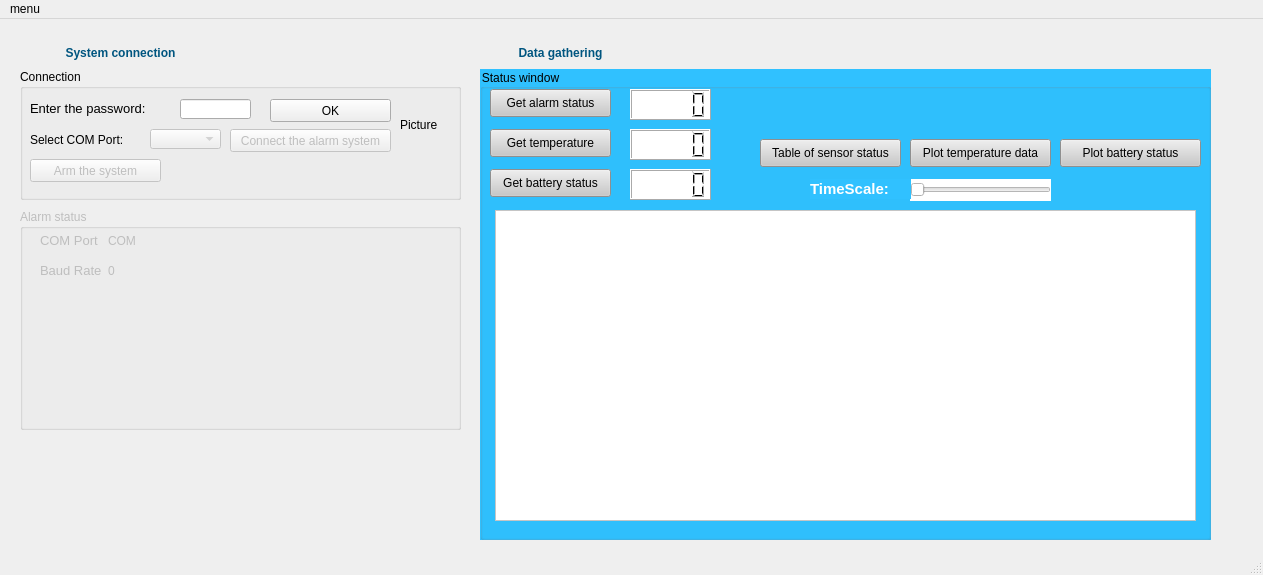
Qt form alarm_system/mainwindow.ui (tamasstummer/alarm_system_Qt) before a commit.
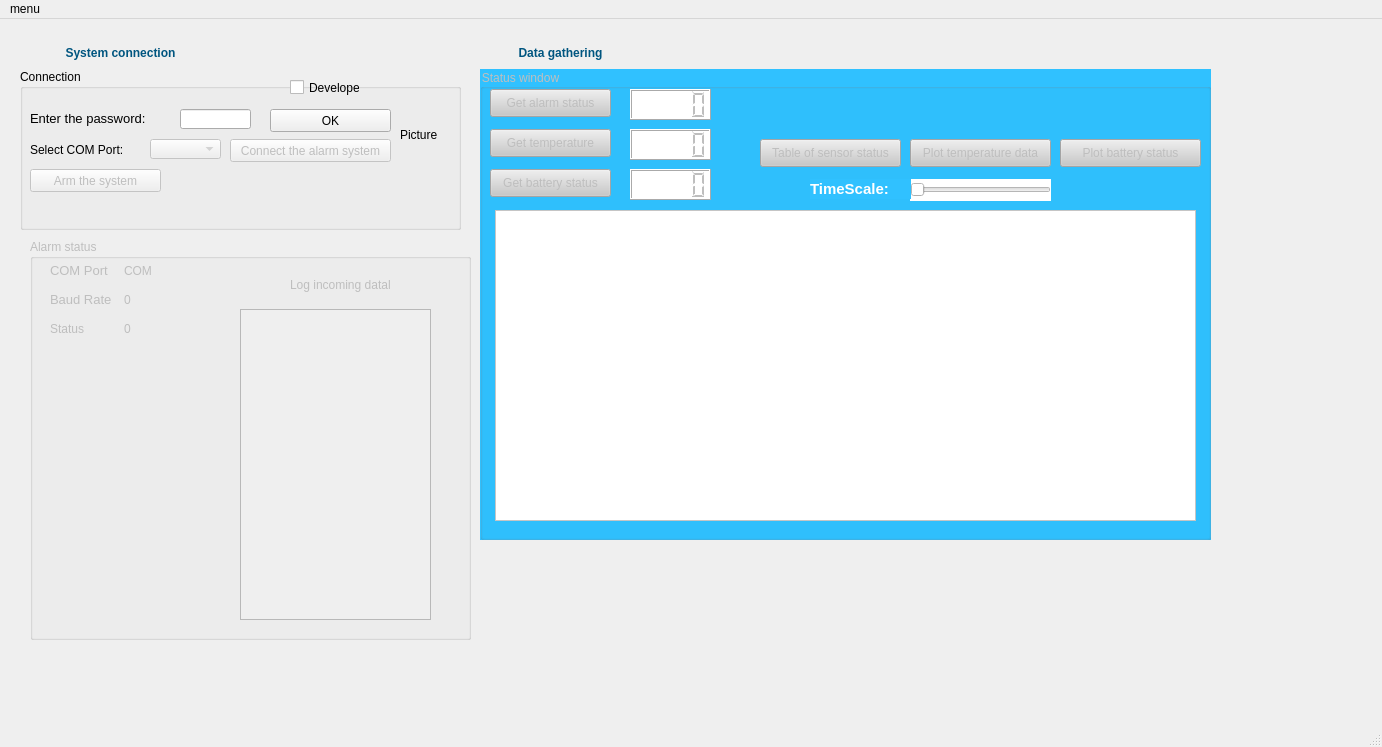
The same form after that commit.

The edit to the form file:
```diff
--- a/alarm_system/mainwindow.ui
+++ b/alarm_system/mainwindow.ui
@@ -6,8 +6,8 @@
    <rect>
     <x>0</x>
     <y>0</y>
-    <width>1263</width>
-    <height>575</height>
+    <width>1382</width>
+    <height>747</height>
    </rect>
   </property>
   <property name="windowTitle">
@@ -45,10 +45,10 @@
     </property>
     <property name="geometry">
      <rect>
-      <x>20</x>
-      <y>190</y>
+      <x>30</x>
+      <y>220</y>
       <width>441</width>
-      <height>221</height>
+      <height>401</height>
      </rect>
     </property>
     <property name="title">
@@ -59,8 +59,8 @@
       <rect>
        <x>20</x>
        <y>20</y>
-       <width>117</width>
-       <height>53</height>
+       <width>141</width>
+       <height>81</height>
       </rect>
      </property>
      <layout class="QHBoxLayout" name="horizontalLayout">
@@ -80,6 +80,13 @@
           </property>
          </widget>
         </item>
+        <item>
+         <widget class="QLabel" name="label_11">
+          <property name="text">
+           <string>Status</string>
+          </property>
+         </widget>
+        </item>
        </layout>
       </item>
       <item>
@@ -98,10 +105,40 @@
           </property>
          </widget>
         </item>
+        <item>
+         <widget class="QLabel" name="label_12">
+          <property name="text">
+           <string>0</string>
+          </property>
+         </widget>
+        </item>
        </layout>
       </item>
      </layout>
     </widget>
+    <widget class="QTextEdit" name="textEdit">
+     <property name="geometry">
+      <rect>
+       <x>210</x>
+       <y>70</y>
+       <width>191</width>
+       <height>311</height>
+      </rect>
+     </property>
+    </widget>
+    <widget class="QLabel" name="label_13">
+     <property name="geometry">
+      <rect>
+       <x>260</x>
+       <y>30</y>
+       <width>111</width>
+       <height>31</height>
+      </rect>
+     </property>
+     <property name="text">
+      <string>Log incoming datal</string>
+     </property>
+    </widget>
    </widget>
    <widget class="QGroupBox" name="groupBox_2">
     <property name="geometry">
@@ -109,7 +146,7 @@
       <x>20</x>
       <y>50</y>
       <width>441</width>
-      <height>131</height>
+      <height>161</height>
      </rect>
     </property>
     <property name="autoFillBackground">
@@ -122,7 +159,7 @@
      <property name="geometry">
       <rect>
        <x>10</x>
-       <y>30</y>
+       <y>40</y>
        <width>151</width>
        <height>20</height>
       </rect>
@@ -135,7 +172,7 @@
      <property name="geometry">
       <rect>
        <x>250</x>
-       <y>30</y>
+       <y>40</y>
        <width>121</width>
        <height>23</height>
       </rect>
@@ -151,7 +188,7 @@
      <property name="geometry">
       <rect>
        <x>10</x>
-       <y>60</y>
+       <y>70</y>
        <width>101</width>
        <height>21</height>
       </rect>
@@ -167,7 +204,7 @@
      <property name="geometry">
       <rect>
        <x>130</x>
-       <y>60</y>
+       <y>70</y>
        <width>71</width>
        <height>20</height>
       </rect>
@@ -183,7 +220,7 @@
      <property name="geometry">
       <rect>
        <x>210</x>
-       <y>60</y>
+       <y>70</y>
        <width>161</width>
        <height>23</height>
       </rect>
@@ -196,7 +233,7 @@
      <property name="geometry">
       <rect>
        <x>160</x>
-       <y>30</y>
+       <y>40</y>
        <width>71</width>
        <height>20</height>
       </rect>
@@ -206,7 +243,7 @@
      <property name="geometry">
       <rect>
        <x>380</x>
-       <y>20</y>
+       <y>30</y>
        <width>51</width>
        <height>71</height>
       </rect>
@@ -222,7 +259,7 @@
      <property name="geometry">
       <rect>
        <x>10</x>
-       <y>90</y>
+       <y>100</y>
        <width>131</width>
        <height>23</height>
       </rect>
@@ -231,8 +268,24 @@
       <string>Arm the system</string>
      </property>
     </widget>
+    <widget class="QCheckBox" name="isDeveloper">
+     <property name="geometry">
+      <rect>
+       <x>270</x>
+       <y>10</y>
+       <width>70</width>
+       <height>17</height>
+      </rect>
+     </property>
+     <property name="text">
+      <string>Developer</string>
+     </property>
+    </widget>
    </widget>
    <widget class="QGroupBox" name="statusWindow">
+    <property name="enabled">
+     <bool>false</bool>
+    </property>
     <property name="geometry">
      <rect>
       <x>480</x>
@@ -463,8 +516,8 @@
     <rect>
      <x>0</x>
      <y>0</y>
-     <width>1263</width>
-     <height>26</height>
+     <width>1382</width>
+     <height>21</height>
     </rect>
    </property>
    <widget class="QMenu" name="menumenu">
```
